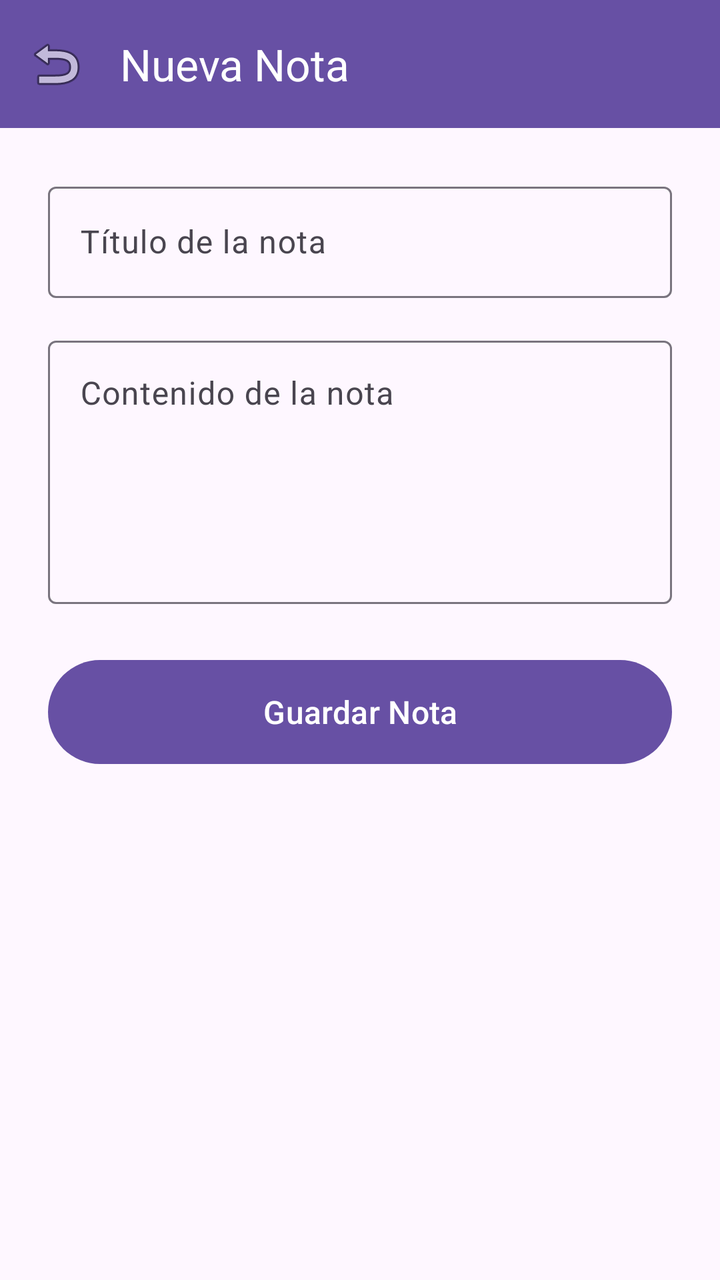
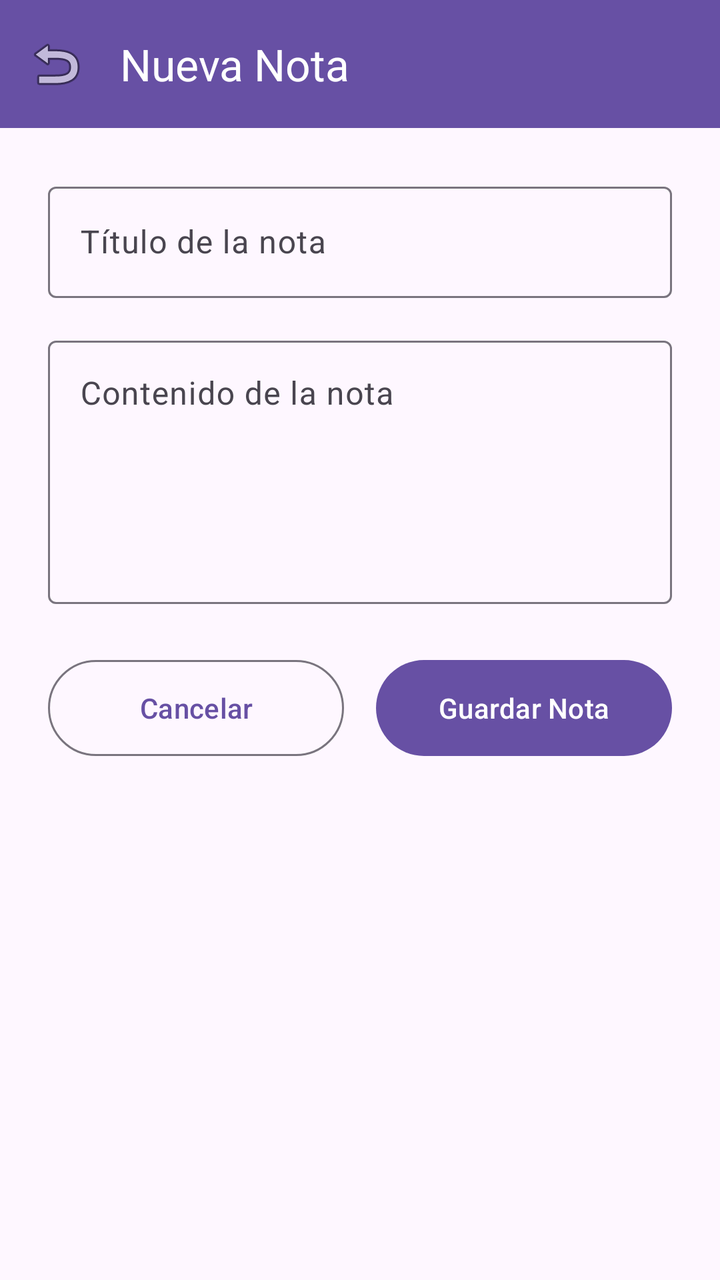

Compare the two renders of this Android layout. The source of the first and the diff that turns it into the second are given below.
<!-- AndroidManifest.xml: application theme Theme.App_contactos -->
<!-- res/layout/activity_agregar_nota.xml -->
<?xml version="1.0" encoding="utf-8"?>
<LinearLayout xmlns:android="http://schemas.android.com/apk/res/android"
    xmlns:app="http://schemas.android.com/apk/res-auto"
    xmlns:tools="http://schemas.android.com/tools"
    android:layout_width="match_parent"
    android:layout_height="match_parent"
    android:orientation="vertical"
    tools:context=".ui.AgregarNotaActivity">

    <com.google.android.material.appbar.MaterialToolbar
        android:id="@+id/toolbarAgregarNota"
        android:layout_width="match_parent"
        android:layout_height="wrap_content"
        android:background="?attr/colorPrimary"
        app:title="Nueva Nota"
        app:titleTextColor="@android:color/white"
        app:navigationIcon="@android:drawable/ic_menu_revert" />

    <ScrollView
        android:layout_width="match_parent"
        android:layout_height="match_parent"
        android:padding="24dp">

        <LinearLayout
            android:layout_width="match_parent"
            android:layout_height="wrap_content"
            android:orientation="vertical">

            <com.google.android.material.textfield.TextInputLayout
                android:layout_width="match_parent"
                android:layout_height="wrap_content"
                android:layout_marginBottom="16dp"
                android:hint="Título de la nota">

                <com.google.android.material.textfield.TextInputEditText
                    android:id="@+id/etTituloNota"
                    android:layout_width="match_parent"
                    android:layout_height="wrap_content"
                    android:inputType="textCapSentences" />

            </com.google.android.material.textfield.TextInputLayout>

            <com.google.android.material.textfield.TextInputLayout
                android:layout_width="match_parent"
                android:layout_height="wrap_content"
                android:layout_marginBottom="24dp"
                android:hint="Contenido de la nota">

                <com.google.android.material.textfield.TextInputEditText
                    android:id="@+id/etContenidoNota"
                    android:layout_width="match_parent"
                    android:layout_height="wrap_content"
                    android:minLines="5"
                    android:gravity="top|start"
                    android:inputType="textMultiLine" />

            </com.google.android.material.textfield.TextInputLayout>

            <Button
                android:id="@+id/btnGuardarNota"
                android:layout_width="match_parent"
                android:layout_height="60dp"
                android:text="Guardar Nota"
                android:textSize="16sp" />

        </LinearLayout>

    </ScrollView>

</LinearLayout>
<!-- resources referenced by this layout -->
<resources>
  <style name="Theme.App_contactos" parent="Base.Theme.App_contactos" />
  <style name="Base.Theme.App_contactos" parent="Theme.Material3.DayNight.NoActionBar">
          
          
      </style>
</resources>

<!-- the commit's change to res/layout/activity_agregar_nota.xml (unified diff, before → after) -->
@@ -56,12 +56,29 @@
 
             </com.google.android.material.textfield.TextInputLayout>
 
-            <Button
-                android:id="@+id/btnGuardarNota"
+            <LinearLayout
                 android:layout_width="match_parent"
-                android:layout_height="60dp"
-                android:text="Guardar Nota"
-                android:textSize="16sp" />
+                android:layout_height="wrap_content"
+                android:orientation="horizontal">
+
+                <Button
+                    android:id="@+id/btnCancelarNota"
+                    style="@style/Widget.Material3.Button.OutlinedButton"
+                    android:layout_width="0dp"
+                    android:layout_height="56dp"
+                    android:layout_weight="1"
+                    android:layout_marginEnd="8dp"
+                    android:text="Cancelar" />
+
+                <Button
+                    android:id="@+id/btnGuardarNota"
+                    android:layout_width="0dp"
+                    android:layout_height="56dp"
+                    android:layout_weight="1"
+                    android:layout_marginStart="8dp"
+                    android:text="Guardar Nota" />
+
+            </LinearLayout>
 
         </LinearLayout>
 
